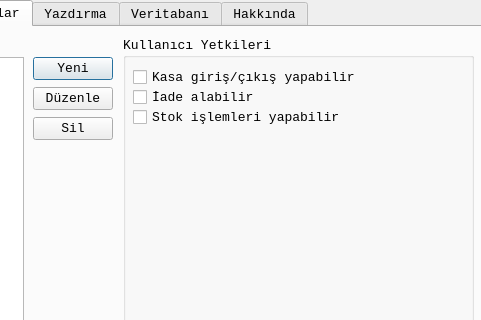
Before: the Qt Designer form ayarlardialog.ui in mamoo81/bhss, drawn with Qt 5; both pictures show x 149 to 630 and y 0 to 320 of the 630 by 420 pixel window.
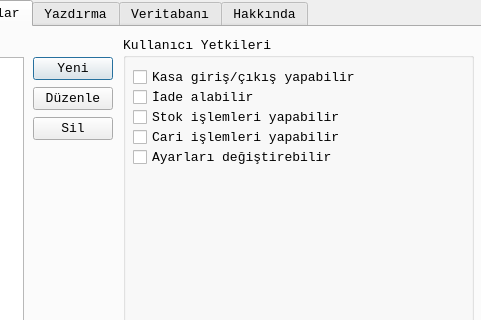
After: the same form once the commit is applied. The open tabs and pages were chosen to show the change. Icons and pictures are not drawn.

```diff
--- a/ayarlardialog.ui
+++ b/ayarlardialog.ui
@@ -272,6 +272,32 @@
        <string>Stok işlemleri yapabilir</string>
       </property>
      </widget>
+     <widget class="QCheckBox" name="CaricheckBox">
+      <property name="geometry">
+       <rect>
+        <x>10</x>
+        <y>90</y>
+        <width>321</width>
+        <height>21</height>
+       </rect>
+      </property>
+      <property name="text">
+       <string>Cari işlemleri yapabilir</string>
+      </property>
+     </widget>
+     <widget class="QCheckBox" name="AyarcheckBox">
+      <property name="geometry">
+       <rect>
+        <x>10</x>
+        <y>110</y>
+        <width>321</width>
+        <height>21</height>
+       </rect>
+      </property>
+      <property name="text">
+       <string>Ayarları değiştirebilir</string>
+      </property>
+     </widget>
     </widget>
     <widget class="QListWidget" name="KullanicilarlistWidget">
      <property name="geometry">
```
Left out of the diff: 11 changed lines with no effect on the pictures.
